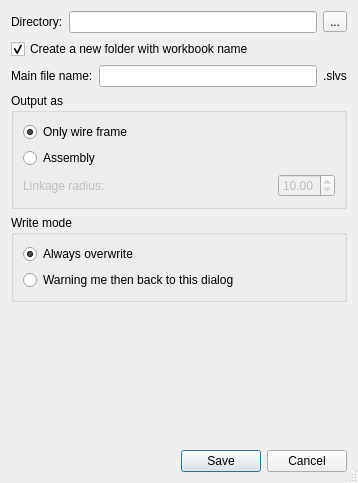
Qt form core/io/slvs/output_option.ui (KmolYuan/Pyslvs-UI) before a commit.
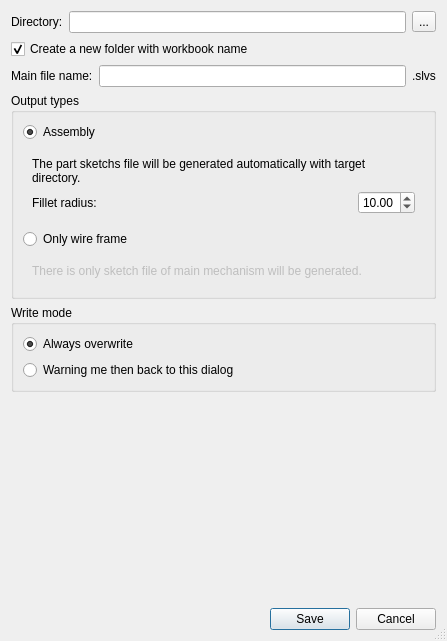
The same form after that commit. Icons and pictures are not drawn.

Commit message: Boundary function correction to support four more points.

The edit to the form file:
```diff
--- a/core/io/slvs/output_option.ui
+++ b/core/io/slvs/output_option.ui
@@ -6,8 +6,8 @@
    <rect>
     <x>0</x>
     <y>0</y>
-    <width>358</width>
-    <height>483</height>
+    <width>447</width>
+    <height>641</height>
    </rect>
   </property>
   <property name="windowTitle">
@@ -23,7 +23,7 @@
   <property name="modal">
    <bool>true</bool>
   </property>
-  <layout class="QVBoxLayout" name="verticalLayout_3">
+  <layout class="QVBoxLayout" name="verticalLayout_4">
    <item>
     <layout class="QHBoxLayout" name="horizontalLayout_2">
      <item>
@@ -83,48 +83,38 @@
    <item>
     <widget class="QGroupBox" name="output_group">
      <property name="title">
-      <string>Output as</string>
+      <string>Output types</string>
      </property>
-     <layout class="QVBoxLayout" name="verticalLayout">
-      <item>
-       <widget class="QRadioButton" name="frame_radio">
-        <property name="text">
-         <string>Only wire frame</string>
-        </property>
-        <property name="checked">
-         <bool>true</bool>
-        </property>
-       </widget>
-      </item>
+     <layout class="QVBoxLayout" name="verticalLayout_5">
       <item>
        <widget class="QRadioButton" name="assembly_radio">
         <property name="text">
          <string>Assembly</string>
         </property>
+        <property name="checked">
+         <bool>true</bool>
+        </property>
        </widget>
       </item>
       <item>
        <widget class="QWidget" name="assembly_group" native="true">
-        <property name="enabled">
-         <bool>false</bool>
-        </property>
-        <layout class="QHBoxLayout" name="horizontalLayout_4">
-         <property name="leftMargin">
-          <number>0</number>
-         </property>
-         <property name="topMargin">
-          <number>0</number>
-         </property>
-         <property name="rightMargin">
-          <number>0</number>
-         </property>
-         <property name="bottomMargin">
-          <number>0</number>
-         </property>
+        <layout class="QVBoxLayout" name="verticalLayout_3">
+         <item>
+          <widget class="QLabel" name="assembly_label">
+           <property name="text">
+            <string>The part sketchs file will be generated automatically with target directory.</string>
+           </property>
+           <property name="wordWrap">
+            <bool>true</bool>
+           </property>
+          </widget>
+         </item>
          <item>
-          <widget class="QLabel" name="label">
+          <layout class="QHBoxLayout" name="horizontalLayout_5">
+           <item>
+            <widget class="QLabel" name="link_radius_label">
            <property name="text">
-            <string>Linkage radius:</string>
+              <string>Fillet radius:</string>
            </property>
           </widget>
          </item>
@@ -152,6 +142,34 @@
           </widget>
          </item>
         </layout>
+         </item>
+        </layout>
+       </widget>
+      </item>
+      <item>
+       <widget class="QRadioButton" name="frame_radio">
+        <property name="text">
+         <string>Only wire frame</string>
+        </property>
+       </widget>
+      </item>
+      <item>
+       <widget class="QWidget" name="frame_group" native="true">
+        <property name="enabled">
+         <bool>false</bool>
+        </property>
+        <layout class="QVBoxLayout" name="verticalLayout">
+         <item>
+          <widget class="QLabel" name="frame_label">
+           <property name="text">
+            <string>There is only sketch file of main mechanism will be generated.</string>
+           </property>
+           <property name="wordWrap">
+            <bool>true</bool>
+           </property>
+          </widget>
+         </item>
+        </layout>
        </widget>
       </item>
      </layout>
```
Left out of the diff: 16 changed lines with no effect on the pictures. Lines whose indentation alone changed are shown as unchanged. The commit also changes 2 other files.
